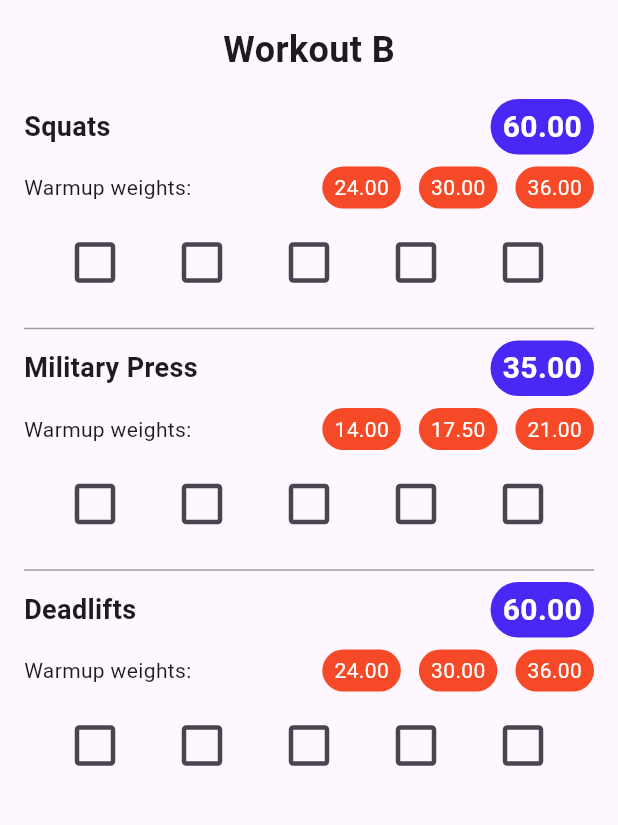
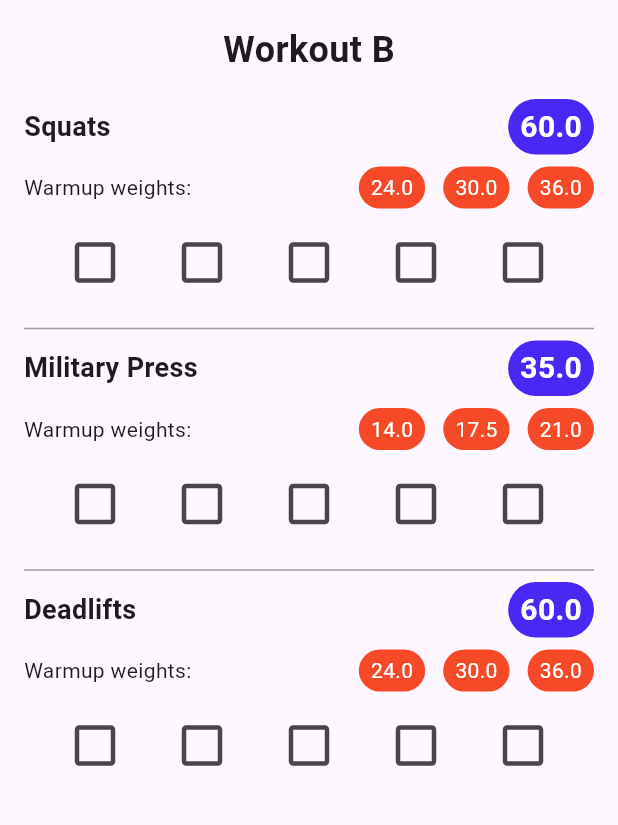
Before and after one commit to c3hmke/trackrinator, a Flutter app: the screen it shows after launch, after a tap on "Start Next Workout", on a phone screen of 412 x 824 dp, the part 84-909 px from its top. Run offline on Flutter 3.47's test engine with Material 3 defaults, Android fonts, the phone set to English and light mode, and no system bars.

Commit message:
Modify wieght displays

```diff
--- a/lib/features/home/workout_card.dart
+++ b/lib/features/home/workout_card.dart
@@ -46,7 +46,7 @@ class WorkoutCard extends StatelessWidget {
                   mainAxisAlignment: MainAxisAlignment.spaceBetween,
                   children: [
                     Text(e.name, style: AppTheme.text.body),
-                    Text('${e.weight.toStringAsFixed(2)} kg', style: AppTheme.text.body)
+                    Text('${e.weight.toStringAsFixed(1)}', style: AppTheme.text.body)
                   ],
                 )
               )
--- a/lib/widgets/exercise_row.dart
+++ b/lib/widgets/exercise_row.dart
@@ -17,7 +17,7 @@ class _ExerciseRowState extends State<ExerciseRow> {
   final List<bool> _checked = List.generate(5, (_) => false);
 
   // Format weight displays in app
-  String formattedWeight(double w) => '${w.toStringAsFixed(2)}';
+  String formattedWeight(double w) => '${w.toStringAsFixed(1)}';
 
   @override
   Widget build(BuildContext context) {
```
